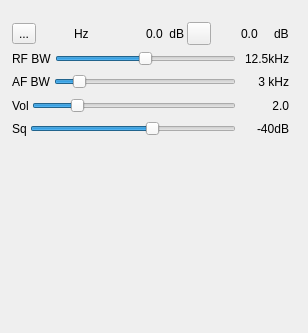
This is plugins/channel/bfm/bfmdemodgui.ui in f4exb/sdrangel as Qt 5 draws it before an edit. The edited form follows.
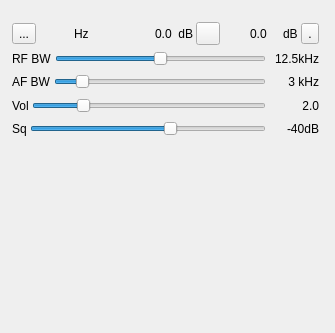
This is the edited form. Icons and pictures are not drawn. Custom widgets are drawn as their Qt base class.

Commit message: BFM demod: implement button to control RDS activation

The edit to the form file:
```diff
--- a/plugins/channel/bfm/bfmdemodgui.ui
+++ b/plugins/channel/bfm/bfmdemodgui.ui
@@ -6,7 +6,7 @@
    <rect>
     <x>0</x>
     <y>0</y>
-    <width>308</width>
+    <width>335</width>
     <height>333</height>
    </rect>
   </property>
@@ -21,7 +21,7 @@
     <rect>
      <x>10</x>
      <y>20</y>
-     <width>281</width>
+     <width>311</width>
      <height>121</height>
     </rect>
    </property>
@@ -203,6 +203,20 @@
           </property>
          </widget>
         </item>
+        <item>
+         <widget class="ButtonSwitch" name="rds">
+          <property name="toolTip">
+           <string>Toggle RDS subsystem activation</string>
+          </property>
+          <property name="text">
+           <string>.</string>
+          </property>
+          <property name="icon">
+           <iconset resource="../../../sdrbase/resources/res.qrc">
+            <normaloff>:/rds.png</normaloff>:/rds.png</iconset>
+          </property>
+         </widget>
+        </item>
        </layout>
       </item>
      </layout>
@@ -386,7 +400,7 @@
     <rect>
      <x>10</x>
      <y>160</y>
-     <width>281</width>
+     <width>311</width>
      <height>151</height>
     </rect>
    </property>
```
Left out of the diff: 2 changed lines with no effect on the pictures. The commit also changes 6 other files.
